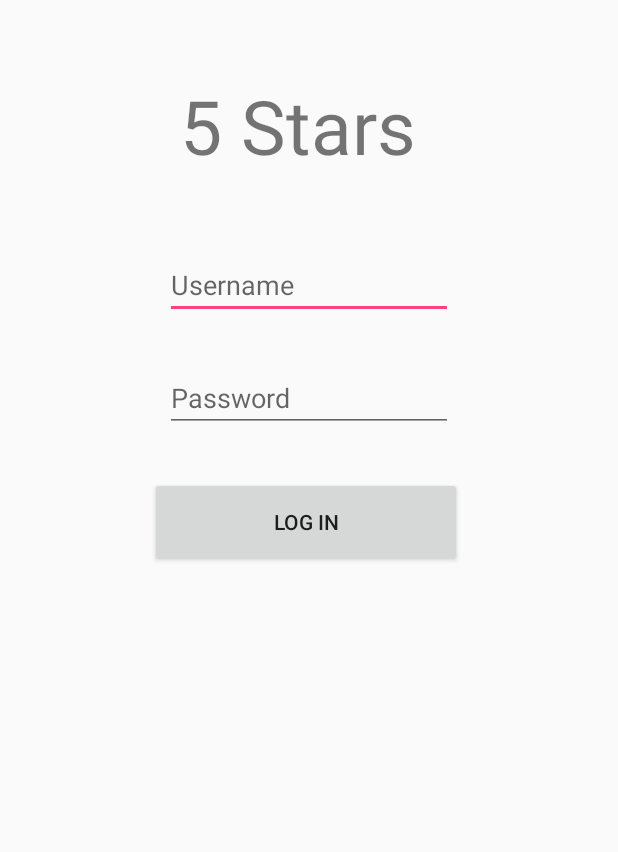
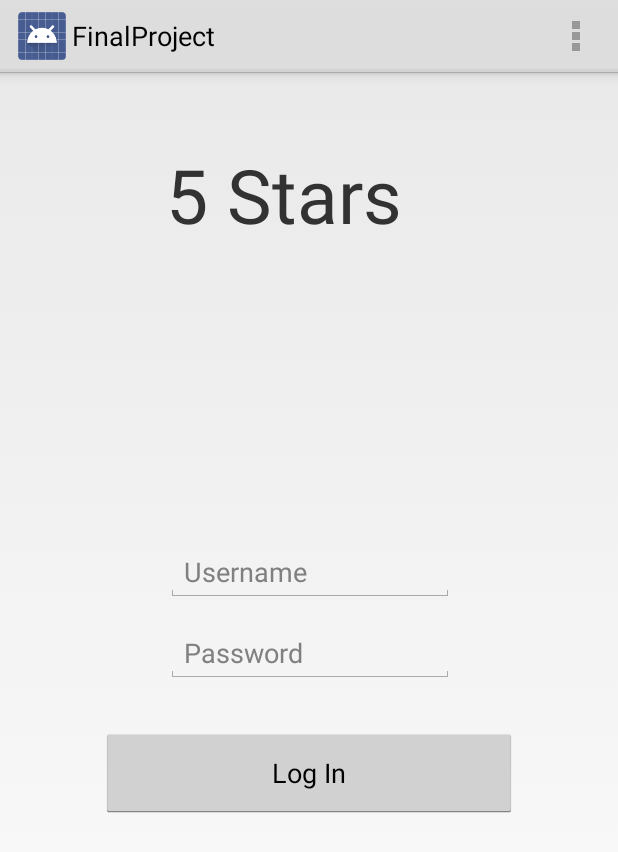
Before and after one commit to Gorman98/Five-Stars, an Android app: the MainActivity screen opened directly, with no data from a screen before it, on a phone screen of 412 x 824 dp. Shown: the top 852 px of the screen. Run offline under Robolectric (Android 15) with nearby library versions, the phone set to English and light mode, and no system bars.

Commit message:
Added onclick listener for login button as well as fixed the actionbar

```diff
--- a/app/src/main/res/layout/fragment_login.xml
+++ b/app/src/main/res/layout/fragment_login.xml
@@ -10,18 +10,20 @@
         android:id="@+id/title"
         android:layout_width="wrap_content"
         android:layout_height="wrap_content"
+        android:layout_alignParentTop="true"
+        android:layout_alignStart="@+id/logInButton"
+        android:layout_marginStart="43dp"
+        android:layout_marginTop="48dp"
         android:text="@string/fiveStars"
-        android:textSize="50dp"
-        android:layout_marginLeft="120dp"
-        android:layout_marginTop="50dp" />
+        android:textSize="50dp" />
 
     <EditText
         android:id="@+id/username"
         android:layout_width="wrap_content"
         android:layout_height="wrap_content"
-        android:layout_below="@id/title"
-        android:layout_marginLeft="110dp"
-        android:layout_marginTop="50dp"
+        android:layout_above="@+id/logInButton"
+        android:layout_alignStart="@+id/title"
+        android:layout_marginBottom="54dp"
         android:ems="9"
         android:hint="Username" />
 
@@ -29,18 +31,18 @@
         android:id="@+id/password"
         android:layout_width="wrap_content"
         android:layout_height="wrap_content"
-        android:layout_below="@id/username"
-        android:layout_marginLeft="110dp"
-        android:layout_marginTop="30dp"
+        android:layout_alignStart="@+id/username"
+        android:layout_centerVertical="true"
         android:ems="9"
-        android:hint="Password" />
+        android:hint="Password"
+        android:inputType="text" />
 
     <Button
         android:id="@+id/logInButton"
         android:layout_width="wrap_content"
         android:layout_height="60dp"
         android:layout_below="@+id/password"
-        android:layout_marginLeft="100dp"
+        android:layout_centerHorizontal="true"
         android:layout_marginTop="30dp"
         android:ems="13"
         android:text="@string/logIn" />
--- a/app/src/main/res/menu/toolbar.xml
+++ b/app/src/main/res/menu/toolbar.xml
@@ -11,6 +11,6 @@
     <!-- Settings, should always be in the overflow -->
     <item
         android:id="@+id/action_settings"
-        app:showAsAction="never"
+        app:showAsAction="always"
         android:title="@string/action_settings" />
 </menu>
--- a/app/src/main/res/values/styles.xml
+++ b/app/src/main/res/values/styles.xml
@@ -1,7 +1,7 @@
 <resources>
 
     <!-- Base application theme. -->
-    <style name="AppTheme" parent="Theme.AppCompat.Light.DarkActionBar">
+    <style name="AppTheme" parent="android:Theme.Holo.Light">
         <!-- Customize your theme here. -->
         <item name="colorPrimary">@color/colorPrimary</item>
         <item name="colorPrimaryDark">@color/colorPrimaryDark</item>
```
Also changed, not shown: app/src/main/java/ser210/quinnipiac/edu/finalproject/LoginFragment.java (+25 -8 lines).
